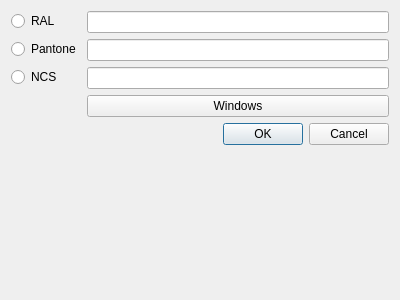
Above: PPPart/pick_color.ui from Vcpavel31/PPPart before the change. Below: the same form after it.
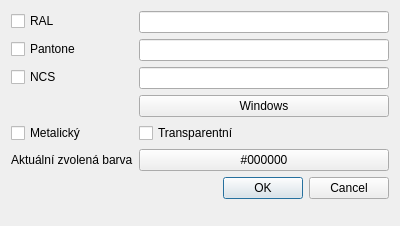
That is the form after the change.

Diff of the .ui file:
```diff
--- a/PPPart/pick_color.ui
+++ b/PPPart/pick_color.ui
@@ -7,39 +7,18 @@
     <x>0</x>
     <y>0</y>
     <width>400</width>
-    <height>300</height>
+    <height>226</height>
    </rect>
   </property>
   <property name="windowTitle">
    <string>Dialog</string>
   </property>
   <layout class="QFormLayout" name="formLayout">
-   <item row="0" column="0">
-    <widget class="QRadioButton" name="radioButton">
-     <property name="text">
-      <string>RAL</string>
-     </property>
-    </widget>
-   </item>
    <item row="0" column="1">
-    <widget class="QLineEdit" name="lineEdit"/>
-   </item>
-   <item row="1" column="0">
-    <widget class="QRadioButton" name="radioButton_2">
-     <property name="text">
-      <string>Pantone</string>
-     </property>
-    </widget>
+    <widget class="QLineEdit" name="RAL_Value"/>
    </item>
    <item row="1" column="1">
-    <widget class="QLineEdit" name="lineEdit_2"/>
-   </item>
-   <item row="2" column="0">
-    <widget class="QRadioButton" name="radioButton_3">
-     <property name="text">
-      <string>NCS</string>
-     </property>
-    </widget>
+    <widget class="QLineEdit" name="Pantone_Value"/>
    </item>
    <item row="2" column="1">
     <widget class="QLineEdit" name="lineEdit_3"/>
@@ -51,13 +30,62 @@
      </property>
     </widget>
    </item>
-   <item row="4" column="0" colspan="2">
+   <item row="4" column="1">
+    <widget class="QCheckBox" name="Transparent">
+     <property name="text">
+      <string>Transparentní</string>
+     </property>
+    </widget>
+   </item>
+   <item row="4" column="0">
+    <widget class="QCheckBox" name="Metalic">
+     <property name="text">
+      <string>Metalický</string>
+     </property>
+    </widget>
+   </item>
+   <item row="5" column="0">
+    <widget class="QLabel" name="label">
+     <property name="text">
+      <string>Aktuální zvolená barva</string>
+     </property>
+    </widget>
+   </item>
+   <item row="5" column="1">
+    <widget class="QPushButton" name="pushButton_2">
+     <property name="text">
+      <string>#000000</string>
+     </property>
+    </widget>
+   </item>
+   <item row="6" column="1">
     <widget class="QDialogButtonBox" name="buttonBox">
      <property name="standardButtons">
       <set>QDialogButtonBox::Cancel|QDialogButtonBox::Ok</set>
      </property>
     </widget>
    </item>
+   <item row="2" column="0">
+    <widget class="QCheckBox" name="NCS">
+     <property name="text">
+      <string>NCS</string>
+     </property>
+    </widget>
+   </item>
+   <item row="1" column="0">
+    <widget class="QCheckBox" name="Pantone">
+     <property name="text">
+      <string>Pantone</string>
+     </property>
+    </widget>
+   </item>
+   <item row="0" column="0">
+    <widget class="QCheckBox" name="RAL">
+     <property name="text">
+      <string>RAL</string>
+     </property>
+    </widget>
+   </item>
   </layout>
  </widget>
  <resources/>
```
Left out of the diff: 2 changed lines with no effect on the pictures.
